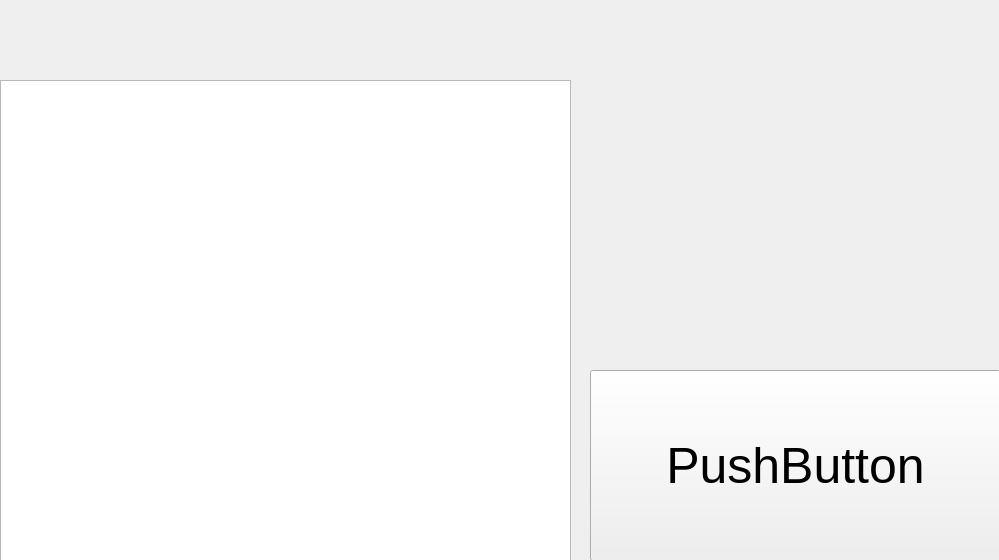
CO-OK/GraduateProject, file App/Demo.ui: the form before one commit.
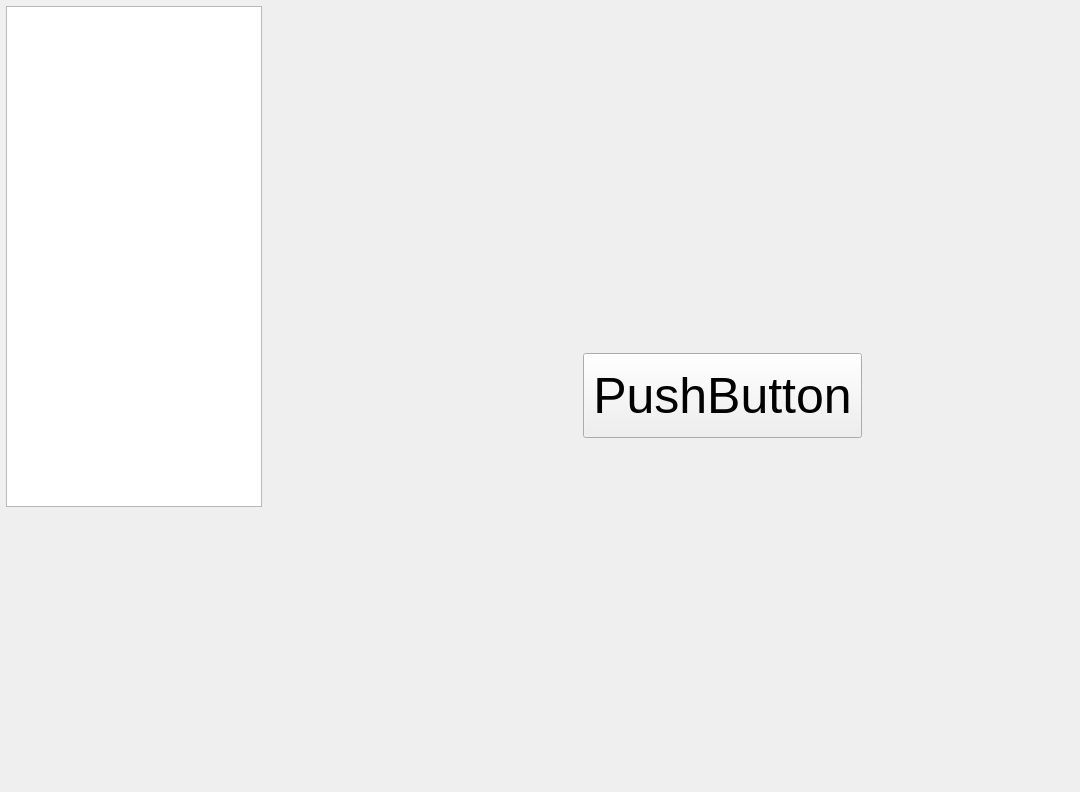
The form after the commit.

Commit message: 完成打开文件并显示

```diff
--- a/App/Demo.ui
+++ b/App/Demo.ui
@@ -6,20 +6,45 @@
    <rect>
     <x>0</x>
     <y>0</y>
-    <width>999</width>
-    <height>560</height>
+    <width>1080</width>
+    <height>792</height>
    </rect>
   </property>
   <property name="windowTitle">
    <string>Form</string>
   </property>
+  <property name="layoutDirection">
+   <enum>Qt::LeftToRight</enum>
+  </property>
+  <widget class="QTextBrowser" name="MainTextBrowser">
+   <property name="geometry">
+    <rect>
+     <x>6</x>
+     <y>6</y>
+     <width>256</width>
+     <height>501</height>
+    </rect>
+   </property>
+   <property name="minimumSize">
+    <size>
+     <width>0</width>
+     <height>501</height>
+    </size>
+   </property>
+   <property name="maximumSize">
+    <size>
+     <width>571</width>
+     <height>16777215</height>
+    </size>
+   </property>
+  </widget>
   <widget class="QPushButton" name="MainBtn">
    <property name="geometry">
     <rect>
-     <x>590</x>
-     <y>370</y>
-     <width>411</width>
-     <height>191</height>
+     <x>583</x>
+     <y>353</y>
+     <width>279</width>
+     <height>85</height>
     </rect>
    </property>
    <property name="styleSheet">
@@ -29,16 +54,6 @@
     <string>PushButton</string>
    </property>
   </widget>
-  <widget class="QTextBrowser" name="MainTextBrowser">
-   <property name="geometry">
-    <rect>
-     <x>0</x>
-     <y>80</y>
-     <width>571</width>
-     <height>501</height>
-    </rect>
-   </property>
-  </widget>
  </widget>
  <resources/>
  <connections/>
```
The commit also changes 1 other file.
